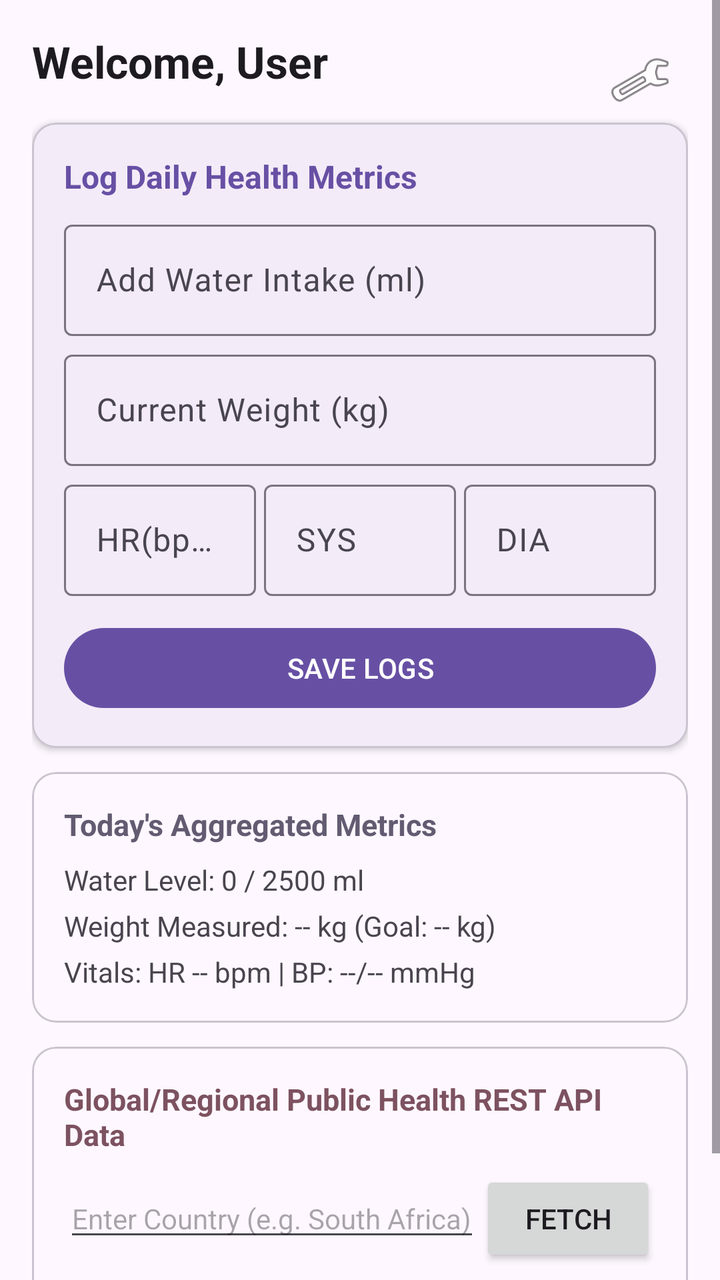
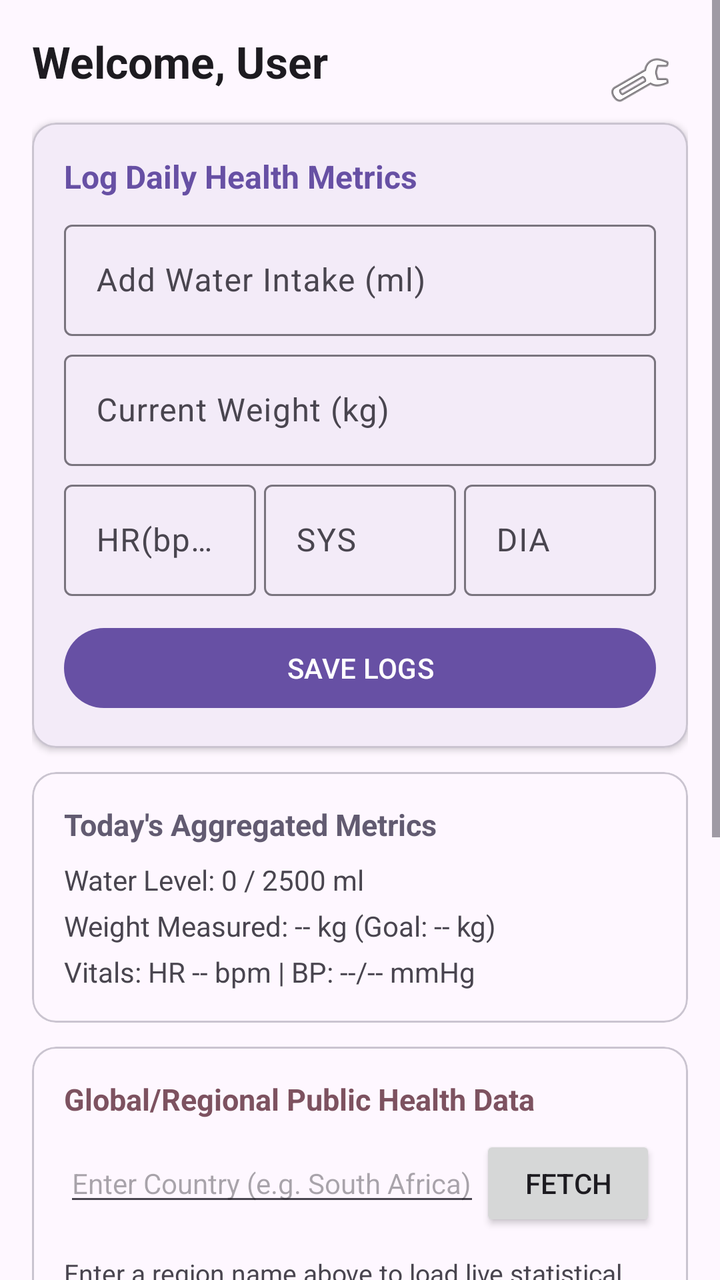

Screens rendered from an Android XML layout before and after an edit, with the pre-edit source and the edit as a unified diff.
<!-- AndroidManifest.xml: application theme Theme.IMPILO23 -->
<!-- res/layout/activity_dashboard.xml -->
<?xml version="1.0" encoding="utf-8"?>
<ScrollView xmlns:android="http://schemas.android.com/apk/res/android"
    xmlns:app="http://schemas.android.com/apk/res-auto"
    android:layout_width="match_parent"
    android:layout_height="match_parent"
    android:fillViewport="true"
    android:background="?attr/colorSurface">

    <androidx.constraintlayout.widget.ConstraintLayout
        android:layout_width="match_parent"
        android:layout_height="wrap_content"
        android:padding="16dp">

        
        <TextView
            android:id="@+id/tvWelcome"
            android:layout_width="0dp"
            android:layout_height="wrap_content"
            android:text="Welcome, User"
            android:textSize="22sp"
            android:textStyle="bold"
            android:textColor="?attr/colorOnSurface"
            app:layout_constraintTop_toTopOf="parent"
            app:layout_constraintStart_toStartOf="parent"
            app:layout_constraintEnd_toStartOf="@id/btnSettings" />

        <ImageButton
            android:id="@+id/btnSettings"
            android:layout_width="48dp"
            android:layout_height="48dp"
            android:background="?attr/selectableItemBackgroundBorderless"
            android:src="@android:drawable/ic_menu_preferences"
            android:contentDescription="Settings"
            app:layout_constraintTop_toTopOf="parent"
            app:layout_constraintEnd_toEndOf="parent" />

        
        <com.google.android.material.card.MaterialCardView
            android:id="@+id/cardTracking"
            android:layout_width="match_parent"
            android:layout_height="wrap_content"
            android:layout_marginTop="16dp"
            app:cardCornerRadius="12dp"
            app:cardElevation="2dp"
            app:layout_constraintTop_toBottomOf="@id/tvWelcome">

            <LinearLayout
                android:layout_width="match_parent"
                android:layout_height="wrap_content"
                android:orientation="vertical"
                android:padding="16dp">

                <TextView
                    android:layout_width="wrap_content"
                    android:layout_height="wrap_content"
                    android:text="Log Daily Health Metrics"
                    android:textSize="16sp"
                    android:textStyle="bold"
                    android:textColor="?attr/colorPrimary" />

                <com.google.android.material.textfield.TextInputLayout
                    android:id="@+id/tilLogWater"
                    android:layout_width="match_parent"
                    android:layout_height="wrap_content"
                    android:hint="Add Water Intake (ml)"
                    style="@style/Widget.Material3.TextInputLayout.OutlinedBox"
                    android:layout_marginTop="8dp">
                    <com.google.android.material.textfield.TextInputEditText
                        android:id="@+id/etLogWater"
                        android:layout_width="match_parent"
                        android:layout_height="wrap_content"
                        android:inputType="number" />
                </com.google.android.material.textfield.TextInputLayout>

                <com.google.android.material.textfield.TextInputLayout
                    android:id="@+id/tilLogWeight"
                    android:layout_width="match_parent"
                    android:layout_height="wrap_content"
                    android:hint="Current Weight (kg)"
                    style="@style/Widget.Material3.TextInputLayout.OutlinedBox"
                    android:layout_marginTop="4dp">
                    <com.google.android.material.textfield.TextInputEditText
                        android:id="@+id/etLogWeight"
                        android:layout_width="match_parent"
                        android:layout_height="wrap_content"
                        android:inputType="numberDecimal" />
                </com.google.android.material.textfield.TextInputLayout>

                <LinearLayout
                    android:layout_width="match_parent"
                    android:layout_height="wrap_content"
                    android:orientation="horizontal"
                    android:layout_marginTop="4dp"
                    android:weightSum="3">

                    <com.google.android.material.textfield.TextInputLayout
                        android:id="@+id/tilLogHeartRate"
                        android:layout_width="0dp"
                        android:layout_height="wrap_content"
                        android:layout_weight="1"
                        android:hint="HR(bpm)"
                        style="@style/Widget.Material3.TextInputLayout.OutlinedBox">
                        <com.google.android.material.textfield.TextInputEditText
                            android:id="@+id/etLogHeartRate"
                            android:layout_width="match_parent"
                            android:layout_height="wrap_content"
                            android:inputType="number" />
                    </com.google.android.material.textfield.TextInputLayout>

                    <com.google.android.material.textfield.TextInputLayout
                        android:id="@+id/tilLogSys"
                        android:layout_width="0dp"
                        android:layout_height="wrap_content"
                        android:layout_weight="1"
                        android:hint="SYS"
                        android:layout_marginStart="4dp"
                        style="@style/Widget.Material3.TextInputLayout.OutlinedBox">
                        <com.google.android.material.textfield.TextInputEditText
                            android:id="@+id/etLogSys"
                            android:layout_width="match_parent"
                            android:layout_height="wrap_content"
                            android:inputType="number" />
                    </com.google.android.material.textfield.TextInputLayout>

                    <com.google.android.material.textfield.TextInputLayout
                        android:id="@+id/tilLogDia"
                        android:layout_width="0dp"
                        android:layout_height="wrap_content"
                        android:layout_weight="1"
                        android:hint="DIA"
                        android:layout_marginStart="4dp"
                        style="@style/Widget.Material3.TextInputLayout.OutlinedBox">
                        <com.google.android.material.textfield.TextInputEditText
                            android:id="@+id/etLogDia"
                            android:layout_width="match_parent"
                            android:layout_height="wrap_content"
                            android:inputType="number" />
                    </com.google.android.material.textfield.TextInputLayout>
                </LinearLayout>

                <com.google.android.material.button.MaterialButton
                    android:id="@+id/btnSaveMetrics"
                    android:layout_width="match_parent"
                    android:layout_height="wrap_content"
                    android:text="SAVE LOGS"
                    android:layout_marginTop="12dp" />
            </LinearLayout>
        </com.google.android.material.card.MaterialCardView>

        
        <com.google.android.material.card.MaterialCardView
            android:id="@+id/cardStatus"
            android:layout_width="match_parent"
            android:layout_height="wrap_content"
            android:layout_marginTop="12dp"
            app:cardCornerRadius="12dp"
            app:layout_constraintTop_toBottomOf="@id/cardTracking">

            <LinearLayout
                android:layout_width="match_parent"
                android:layout_height="wrap_content"
                android:orientation="vertical"
                android:padding="16dp">

                <TextView
                    android:layout_width="wrap_content"
                    android:layout_height="wrap_content"
                    android:text="Today's Aggregated Metrics"
                    android:textStyle="bold"
                    android:textSize="15sp"
                    android:textColor="?attr/colorSecondary" />

                <TextView
                    android:id="@+id/tvStatusWater"
                    android:layout_width="match_parent"
                    android:layout_height="wrap_content"
                    android:text="Water Level: 0 / 2500 ml"
                    android:layout_marginTop="8dp" />

                <TextView
                    android:id="@+id/tvStatusWeight"
                    android:layout_width="match_parent"
                    android:layout_height="wrap_content"
                    android:text="Weight Measured: -- kg (Goal: -- kg)"
                    android:layout_marginTop="4dp" />

                <TextView
                    android:id="@+id/tvStatusVitals"
                    android:layout_width="match_parent"
                    android:layout_height="wrap_content"
                    android:text="Vitals: HR -- bpm | BP: --/-- mmHg"
                    android:layout_marginTop="4dp" />
            </LinearLayout>
        </com.google.android.material.card.MaterialCardView>

        
        <com.google.android.material.card.MaterialCardView
            android:id="@+id/cardApi"
            android:layout_width="match_parent"
            android:layout_height="wrap_content"
            android:layout_marginTop="12dp"
            app:cardCornerRadius="12dp"
            app:layout_constraintTop_toBottomOf="@id/cardStatus">

            <LinearLayout
                android:layout_width="match_parent"
                android:layout_height="wrap_content"
                android:orientation="vertical"
                android:padding="16dp">

                <TextView
                    android:layout_width="wrap_content"
                    android:layout_height="wrap_content"
                    android:text="Global/Regional Public Health REST API Data"
                    android:textStyle="bold"
                    android:textSize="15sp"
                    android:textColor="?attr/colorTertiary" />

                <LinearLayout
                    android:layout_width="match_parent"
                    android:layout_height="wrap_content"
                    android:orientation="horizontal"
                    android:layout_marginTop="8dp">

                    <EditText
                        android:id="@+id/etCountryQuery"
                        android:layout_width="0dp"
                        android:layout_height="wrap_content"
                        android:layout_weight="1"
                        android:hint="Enter Country (e.g. South Africa)"
                        android:textSize="14sp"
                        android:inputType="text" />

                    <Button
                        android:id="@+id/btnFetchApi"
                        android:layout_width="wrap_content"
                        android:layout_height="wrap_content"
                        android:text="FETCH" />
                </LinearLayout>

                <TextView
                    android:id="@+id/tvApiResponse"
                    android:layout_width="match_parent"
                    android:layout_height="wrap_content"
                    android:text="Enter a region name above to load live statistical health telemetry values asynchronously."
                    android:layout_marginTop="12dp"
                    android:textSize="13sp"
                    android:textColor="?attr/colorOnSurfaceVariant" />
            </LinearLayout>
        </com.google.android.material.card.MaterialCardView>

    </androidx.constraintlayout.widget.ConstraintLayout>
</ScrollView>
<!-- resources referenced by this layout -->
<resources>
  <style name="Theme.IMPILO23" parent="Base.Theme.IMPILO23" />
  <style name="Base.Theme.IMPILO23" parent="Theme.Material3.DayNight.NoActionBar">
          
          
      </style>
</resources>

<!-- the commit's change to res/layout/activity_dashboard.xml (unified diff, before → after) -->
@@ -211,7 +211,7 @@
                 <TextView
                     android:layout_width="wrap_content"
                     android:layout_height="wrap_content"
-                    android:text="Global/Regional Public Health REST API Data"
+                    android:text="Global/Regional Public Health Data"
                     android:textStyle="bold"
                     android:textSize="15sp"
                     android:textColor="?attr/colorTertiary" />
@@ -242,12 +242,90 @@
                     android:id="@+id/tvApiResponse"
                     android:layout_width="match_parent"
                     android:layout_height="wrap_content"
-                    android:text="Enter a region name above to load live statistical health telemetry values asynchronously."
+                    android:text="Enter a region name above to load live statistical health telemetry values."
                     android:layout_marginTop="12dp"
                     android:textSize="13sp"
                     android:textColor="?attr/colorOnSurfaceVariant" />
             </LinearLayout>
         </com.google.android.material.card.MaterialCardView>
 
+        
+        <com.google.android.material.card.MaterialCardView
+            android:id="@+id/cardAdvice"
+            android:layout_width="match_parent"
+            android:layout_height="wrap_content"
+            android:layout_marginTop="12dp"
+            app:cardCornerRadius="12dp"
+            app:layout_constraintTop_toBottomOf="@id/cardApi">
+
+            <LinearLayout
+                android:layout_width="match_parent"
+                android:layout_height="wrap_content"
+                android:orientation="vertical"
+                android:padding="16dp">
+
+                <TextView
+                    android:layout_width="wrap_content"
+                    android:layout_height="wrap_content"
+                    android:text="Better Life &amp; Health Decisions"
+                    android:textStyle="bold"
+                    android:textSize="15sp"
+                    android:textColor="?attr/colorPrimary" />
+
+                <TextView
+                    android:id="@+id/tvAdvice"
+                    android:layout_width="match_parent"
+                    android:layout_height="wrap_content"
+                    android:text="• Drink 8 glasses of water daily to maintain energy levels.\n• Aim for 7-9 hours of sleep for better mental clarity.\n• Small daily walks significantly reduce heart disease risks.\n• Balanced meals with greens improve long-term immunity."
+                    android:layout_marginTop="8dp"
+                    android:textSize="14sp" />
+            </LinearLayout>
+        </com.google.android.material.card.MaterialCardView>
+
+        
+        <LinearLayout
+            android:layout_width="match_parent"
+            android:layout_height="wrap_content"
+            android:orientation="horizontal"
+            android:layout_marginTop="16dp"
+            android:layout_marginBottom="16dp"
+            android:weightSum="2"
+            app:layout_constraintTop_toBottomOf="@id/cardAdvice"
+            app:layout_constraintBottom_toBottomOf="parent">
+
+            <com.google.android.material.button.MaterialButton
+                android:id="@+id/btnHealthFinder"
+                android:layout_width="0dp"
+                android:layout_height="wrap_content"
+                android:layout_weight="1"
+                android:text="HEALTH FINDER"
+                style="@style/Widget.Material3.Button.TonalButton"
+                android:layout_marginEnd="4dp" />
+
+            <com.google.android.material.button.MaterialButton
+                android:id="@+id/btnPlantCare"
+                android:layout_width="0dp"
+                android:layout_height="wrap_content"
+                android:layout_weight="1"
+                android:text="PLANT CARE"
+                style="@style/Widget.Material3.Button.TonalButton"
+                android:layout_marginStart="4dp" />
+        </LinearLayout>
+
+        
+        <FrameLayout
+            android:id="@+id/loadingOverlay"
+            android:layout_width="match_parent"
+            android:layout_height="match_parent"
+            android:background="#80FFFFFF"
+            android:visibility="gone"
+            app:layout_constraintTop_toTopOf="parent"
+            app:layout_constraintBottom_toBottomOf="parent">
+            <ProgressBar
+                android:layout_width="wrap_content"
+                android:layout_height="wrap_content"
+                android:layout_gravity="center" />
+        </FrameLayout>
+
     </androidx.constraintlayout.widget.ConstraintLayout>
 </ScrollView>
